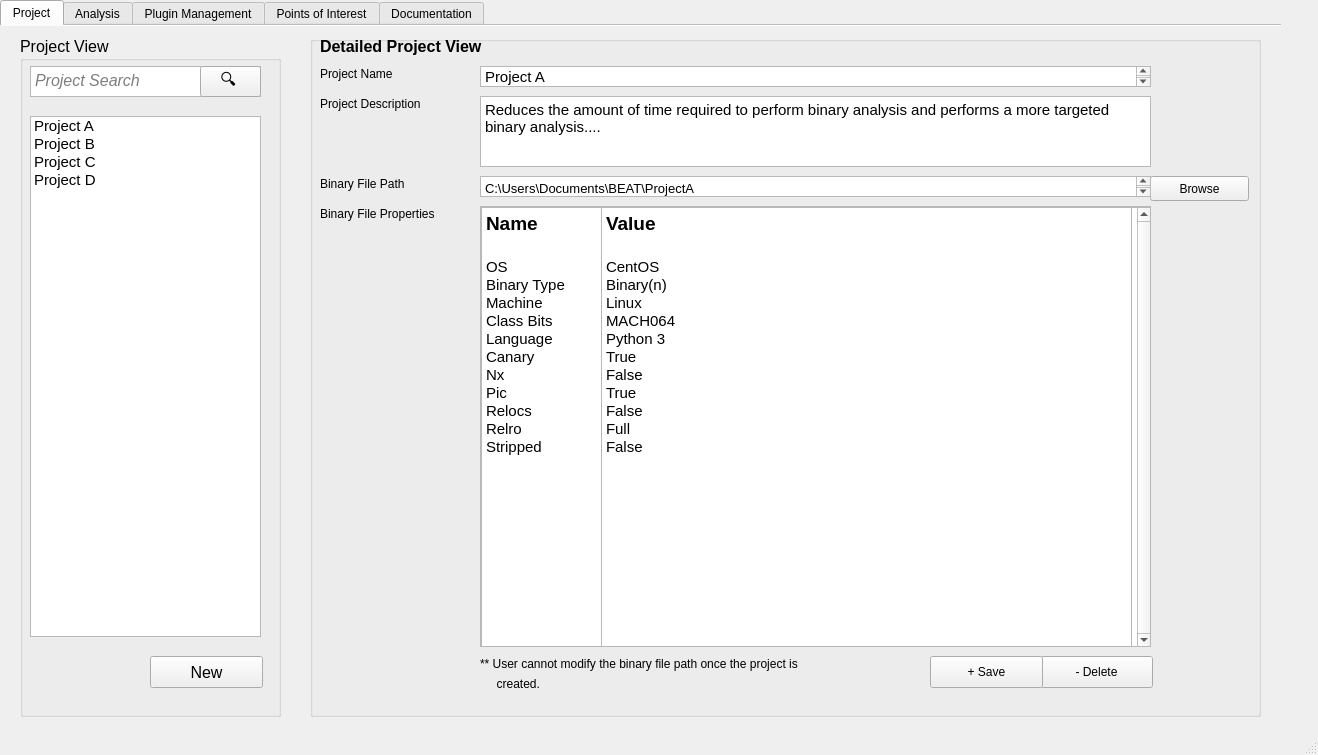
First picture: the form in main.ui, repository maurygrin/Software-Project-Team9, before the edit.
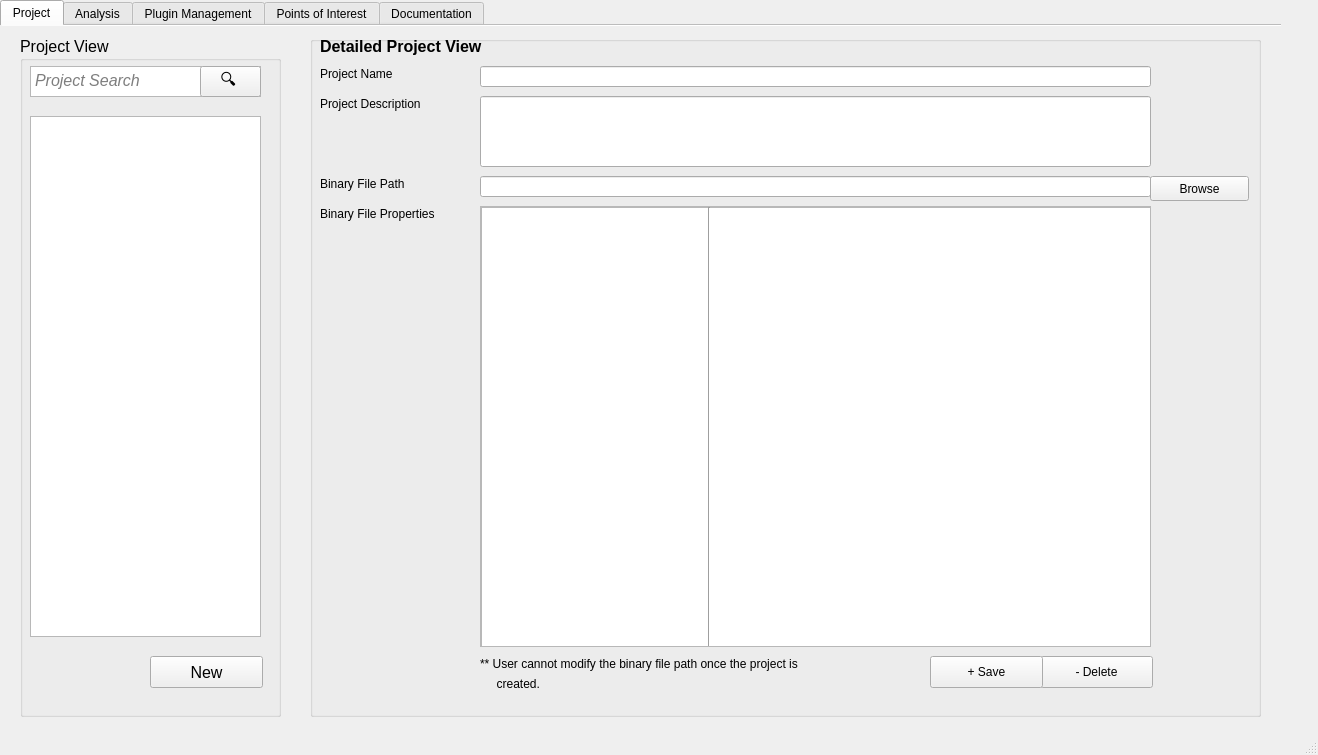
Second picture: the form after the edit. Icons and pictures are not drawn.

Diff of the .ui file:
```diff
--- a/main.ui
+++ b/main.ui
@@ -94,33 +94,6 @@
          <pointsize>11</pointsize>
         </font>
        </property>
-       <item>
-        <property name="text">
-         <string>Project A</string>
-        </property>
-        <property name="font">
-         <font>
-          <weight>50</weight>
-          <bold>false</bold>
-          <underline>false</underline>
-         </font>
-        </property>
-       </item>
-       <item>
-        <property name="text">
-         <string>Project B</string>
-        </property>
-       </item>
-       <item>
-        <property name="text">
-         <string>Project C</string>
-        </property>
-       </item>
-       <item>
-        <property name="text">
-         <string>Project D</string>
-        </property>
-       </item>
       </widget>
       <widget class="QTextEdit" name="poiSearch_4">
        <property name="geometry">
@@ -277,58 +250,7 @@
         <string>Browse</string>
        </property>
       </widget>
-      <widget class="QTextBrowser" name="textBrowser">
-       <property name="geometry">
-        <rect>
-         <x>170</x>
-         <y>140</y>
-         <width>671</width>
-         <height>21</height>
-        </rect>
-       </property>
-       <property name="html">
-        <string>&lt;!DOCTYPE HTML PUBLIC &quot;-//W3C//DTD HTML 4.0//EN&quot; &quot;http://www.w3.org/TR/REC-html40/strict.dtd&quot;&gt;
-&lt;html&gt;&lt;head&gt;&lt;meta name=&quot;qrichtext&quot; content=&quot;1&quot; /&gt;&lt;style type=&quot;text/css&quot;&gt;
-p, li { white-space: pre-wrap; }
-&lt;/style&gt;&lt;/head&gt;&lt;body style=&quot; font-family:'MS Shell Dlg 2'; font-size:8.25pt; font-weight:400; font-style:normal;&quot;&gt;
-&lt;p style=&quot; margin-top:0px; margin-bottom:0px; margin-left:0px; margin-right:0px; -qt-block-indent:0; text-indent:0px;&quot;&gt;&lt;span style=&quot; font-size:9.75pt;&quot;&gt;C:\Users\Documents\BEAT\ProjectA&lt;/span&gt;&lt;/p&gt;&lt;/body&gt;&lt;/html&gt;</string>
-       </property>
-      </widget>
-      <widget class="QTextBrowser" name="textBrowser_2">
-       <property name="geometry">
-        <rect>
-         <x>170</x>
-         <y>60</y>
-         <width>671</width>
-         <height>71</height>
-        </rect>
-       </property>
-       <property name="html">
-        <string>&lt;!DOCTYPE HTML PUBLIC &quot;-//W3C//DTD HTML 4.0//EN&quot; &quot;http://www.w3.org/TR/REC-html40/strict.dtd&quot;&gt;
-&lt;html&gt;&lt;head&gt;&lt;meta name=&quot;qrichtext&quot; content=&quot;1&quot; /&gt;&lt;style type=&quot;text/css&quot;&gt;
-p, li { white-space: pre-wrap; }
-&lt;/style&gt;&lt;/head&gt;&lt;body style=&quot; font-family:'MS Shell Dlg 2'; font-size:8.25pt; font-weight:400; font-style:normal;&quot;&gt;
-&lt;p style=&quot; margin-top:0px; margin-bottom:0px; margin-left:0px; margin-right:0px; -qt-block-indent:0; text-indent:0px;&quot;&gt;&lt;span style=&quot; font-size:11pt;&quot;&gt;Reduces the amount of time required to perform binary analysis and performs a more targeted binary analysis....&lt;/span&gt;&lt;/p&gt;&lt;/body&gt;&lt;/html&gt;</string>
-       </property>
-      </widget>
-      <widget class="QTextBrowser" name="textBrowser_3">
-       <property name="geometry">
-        <rect>
-         <x>170</x>
-         <y>30</y>
-         <width>671</width>
-         <height>21</height>
-        </rect>
-       </property>
-       <property name="html">
-        <string>&lt;!DOCTYPE HTML PUBLIC &quot;-//W3C//DTD HTML 4.0//EN&quot; &quot;http://www.w3.org/TR/REC-html40/strict.dtd&quot;&gt;
-&lt;html&gt;&lt;head&gt;&lt;meta name=&quot;qrichtext&quot; content=&quot;1&quot; /&gt;&lt;style type=&quot;text/css&quot;&gt;
-p, li { white-space: pre-wrap; }
-&lt;/style&gt;&lt;/head&gt;&lt;body style=&quot; font-family:'MS Shell Dlg 2'; font-size:8.25pt; font-weight:400; font-style:normal;&quot;&gt;
-&lt;p style=&quot; margin-top:0px; margin-bottom:0px; margin-left:0px; margin-right:0px; -qt-block-indent:0; text-indent:0px;&quot;&gt;&lt;span style=&quot; font-size:11pt;&quot;&gt;Project A&lt;/span&gt;&lt;/p&gt;&lt;/body&gt;&lt;/html&gt;</string>
-       </property>
-      </widget>
-      <widget class="QPushButton" name="pushButton_3">
+      <widget class="QPushButton" name="projectDeleteButton">
        <property name="geometry">
         <rect>
          <x>730</x>
@@ -384,10 +306,20 @@
           <bool>true</bool>
          </property>
         </widget>
-        <widget class="Line" name="line">
+        <widget class="QTextBrowser" name="fileProperties">
          <property name="geometry">
           <rect>
-           <x>110</x>
+           <x>0</x>
+           <y>0</y>
+           <width>671</width>
+           <height>441</height>
+          </rect>
+         </property>
+        </widget>
+        <widget class="Line" name="filePropertiesLine">
+         <property name="geometry">
+          <rect>
+           <x>220</x>
            <y>0</y>
            <width>16</width>
            <height>471</height>
@@ -397,64 +329,6 @@
           <enum>Qt::Vertical</enum>
          </property>
         </widget>
-        <widget class="QTextBrowser" name="textBrowser_10">
-         <property name="geometry">
-          <rect>
-           <x>0</x>
-           <y>0</y>
-           <width>121</width>
-           <height>441</height>
-          </rect>
-         </property>
-         <property name="html">
-          <string>&lt;!DOCTYPE HTML PUBLIC &quot;-//W3C//DTD HTML 4.0//EN&quot; &quot;http://www.w3.org/TR/REC-html40/strict.dtd&quot;&gt;
-&lt;html&gt;&lt;head&gt;&lt;meta name=&quot;qrichtext&quot; content=&quot;1&quot; /&gt;&lt;style type=&quot;text/css&quot;&gt;
-p, li { white-space: pre-wrap; }
-&lt;/style&gt;&lt;/head&gt;&lt;body style=&quot; font-family:'MS Shell Dlg 2'; font-size:8.25pt; font-weight:400; font-style:normal;&quot;&gt;
-&lt;p style=&quot; margin-top:0px; margin-bottom:0px; margin-left:0px; margin-right:0px; -qt-block-indent:0; text-indent:0px;&quot;&gt;&lt;span style=&quot; font-size:14pt; font-weight:600;&quot;&gt;Name&lt;/span&gt;&lt;/p&gt;
-&lt;p style=&quot;-qt-paragraph-type:empty; margin-top:0px; margin-bottom:0px; margin-left:0px; margin-right:0px; -qt-block-indent:0; text-indent:0px; font-size:14pt; font-weight:600;&quot;&gt;&lt;br /&gt;&lt;/p&gt;
-&lt;p style=&quot; margin-top:0px; margin-bottom:0px; margin-left:0px; margin-right:0px; -qt-block-indent:0; text-indent:0px;&quot;&gt;&lt;span style=&quot; font-size:11pt;&quot;&gt;OS&lt;/span&gt;&lt;/p&gt;
-&lt;p style=&quot; margin-top:0px; margin-bottom:0px; margin-left:0px; margin-right:0px; -qt-block-indent:0; text-indent:0px;&quot;&gt;&lt;span style=&quot; font-size:11pt;&quot;&gt;Binary Type&lt;/span&gt;&lt;/p&gt;
-&lt;p style=&quot; margin-top:0px; margin-bottom:0px; margin-left:0px; margin-right:0px; -qt-block-indent:0; text-indent:0px;&quot;&gt;&lt;span style=&quot; font-size:11pt;&quot;&gt;Machine&lt;/span&gt;&lt;/p&gt;
-&lt;p style=&quot; margin-top:0px; margin-bottom:0px; margin-left:0px; margin-right:0px; -qt-block-indent:0; text-indent:0px;&quot;&gt;&lt;span style=&quot; font-size:11pt;&quot;&gt;Class Bits&lt;/span&gt;&lt;/p&gt;
-&lt;p style=&quot; margin-top:0px; margin-bottom:0px; margin-left:0px; margin-right:0px; -qt-block-indent:0; text-indent:0px;&quot;&gt;&lt;span style=&quot; font-size:11pt;&quot;&gt;Language&lt;/span&gt;&lt;/p&gt;
-&lt;p style=&quot; margin-top:0px; margin-bottom:0px; margin-left:0px; margin-right:0px; -qt-block-indent:0; text-indent:0px;&quot;&gt;&lt;span style=&quot; font-size:11pt;&quot;&gt;Canary&lt;/span&gt;&lt;/p&gt;
-&lt;p style=&quot; margin-top:0px; margin-bottom:0px; margin-left:0px; margin-right:0px; -qt-block-indent:0; text-indent:0px;&quot;&gt;&lt;span style=&quot; font-size:11pt;&quot;&gt;Nx&lt;/span&gt;&lt;/p&gt;
-&lt;p style=&quot; margin-top:0px; margin-bottom:0px; margin-left:0px; margin-right:0px; -qt-block-indent:0; text-indent:0px;&quot;&gt;&lt;span style=&quot; font-size:11pt;&quot;&gt;Pic&lt;/span&gt;&lt;/p&gt;
-&lt;p style=&quot; margin-top:0px; margin-bottom:0px; margin-left:0px; margin-right:0px; -qt-block-indent:0; text-indent:0px;&quot;&gt;&lt;span style=&quot; font-size:11pt;&quot;&gt;Relocs&lt;/span&gt;&lt;/p&gt;
-&lt;p style=&quot; margin-top:0px; margin-bottom:0px; margin-left:0px; margin-right:0px; -qt-block-indent:0; text-indent:0px;&quot;&gt;&lt;span style=&quot; font-size:11pt;&quot;&gt;Relro&lt;/span&gt;&lt;/p&gt;
-&lt;p style=&quot; margin-top:0px; margin-bottom:0px; margin-left:0px; margin-right:0px; -qt-block-indent:0; text-indent:0px;&quot;&gt;&lt;span style=&quot; font-size:11pt;&quot;&gt;Stripped&lt;/span&gt;&lt;/p&gt;&lt;/body&gt;&lt;/html&gt;</string>
-         </property>
-        </widget>
-        <widget class="QTextBrowser" name="textBrowser_11">
-         <property name="geometry">
-          <rect>
-           <x>120</x>
-           <y>0</y>
-           <width>531</width>
-           <height>441</height>
-          </rect>
-         </property>
-         <property name="html">
-          <string>&lt;!DOCTYPE HTML PUBLIC &quot;-//W3C//DTD HTML 4.0//EN&quot; &quot;http://www.w3.org/TR/REC-html40/strict.dtd&quot;&gt;
-&lt;html&gt;&lt;head&gt;&lt;meta name=&quot;qrichtext&quot; content=&quot;1&quot; /&gt;&lt;style type=&quot;text/css&quot;&gt;
-p, li { white-space: pre-wrap; }
-&lt;/style&gt;&lt;/head&gt;&lt;body style=&quot; font-family:'MS Shell Dlg 2'; font-size:8.25pt; font-weight:400; font-style:normal;&quot;&gt;
-&lt;p style=&quot; margin-top:0px; margin-bottom:0px; margin-left:0px; margin-right:0px; -qt-block-indent:0; text-indent:0px;&quot;&gt;&lt;span style=&quot; font-size:14pt; font-weight:600;&quot;&gt;Value&lt;/span&gt;&lt;/p&gt;
-&lt;p style=&quot;-qt-paragraph-type:empty; margin-top:0px; margin-bottom:0px; margin-left:0px; margin-right:0px; -qt-block-indent:0; text-indent:0px; font-size:14pt; font-weight:600;&quot;&gt;&lt;br /&gt;&lt;/p&gt;
-&lt;p style=&quot; margin-top:0px; margin-bottom:0px; margin-left:0px; margin-right:0px; -qt-block-indent:0; text-indent:0px;&quot;&gt;&lt;span style=&quot; font-size:11pt;&quot;&gt;CentOS&lt;/span&gt;&lt;/p&gt;
-&lt;p style=&quot; margin-top:0px; margin-bottom:0px; margin-left:0px; margin-right:0px; -qt-block-indent:0; text-indent:0px;&quot;&gt;&lt;span style=&quot; font-size:11pt;&quot;&gt;Binary(n)&lt;/span&gt;&lt;/p&gt;
-&lt;p style=&quot; margin-top:0px; margin-bottom:0px; margin-left:0px; margin-right:0px; -qt-block-indent:0; text-indent:0px;&quot;&gt;&lt;span style=&quot; font-size:11pt;&quot;&gt;Linux&lt;/span&gt;&lt;/p&gt;
-&lt;p style=&quot; margin-top:0px; margin-bottom:0px; margin-left:0px; margin-right:0px; -qt-block-indent:0; text-indent:0px;&quot;&gt;&lt;span style=&quot; font-size:11pt;&quot;&gt;MACH064&lt;/span&gt;&lt;/p&gt;
-&lt;p style=&quot; margin-top:0px; margin-bottom:0px; margin-left:0px; margin-right:0px; -qt-block-indent:0; text-indent:0px;&quot;&gt;&lt;span style=&quot; font-size:11pt;&quot;&gt;Python 3&lt;/span&gt;&lt;/p&gt;
-&lt;p style=&quot; margin-top:0px; margin-bottom:0px; margin-left:0px; margin-right:0px; -qt-block-indent:0; text-indent:0px;&quot;&gt;&lt;span style=&quot; font-size:11pt;&quot;&gt;True&lt;/span&gt;&lt;/p&gt;
-&lt;p style=&quot; margin-top:0px; margin-bottom:0px; margin-left:0px; margin-right:0px; -qt-block-indent:0; text-indent:0px;&quot;&gt;&lt;span style=&quot; font-size:11pt;&quot;&gt;False&lt;/span&gt;&lt;/p&gt;
-&lt;p style=&quot; margin-top:0px; margin-bottom:0px; margin-left:0px; margin-right:0px; -qt-block-indent:0; text-indent:0px;&quot;&gt;&lt;span style=&quot; font-size:11pt;&quot;&gt;True&lt;/span&gt;&lt;/p&gt;
-&lt;p style=&quot; margin-top:0px; margin-bottom:0px; margin-left:0px; margin-right:0px; -qt-block-indent:0; text-indent:0px;&quot;&gt;&lt;span style=&quot; font-size:11pt;&quot;&gt;False&lt;/span&gt;&lt;/p&gt;
-&lt;p style=&quot; margin-top:0px; margin-bottom:0px; margin-left:0px; margin-right:0px; -qt-block-indent:0; text-indent:0px;&quot;&gt;&lt;span style=&quot; font-size:11pt;&quot;&gt;Full&lt;/span&gt;&lt;/p&gt;
-&lt;p style=&quot; margin-top:0px; margin-bottom:0px; margin-left:0px; margin-right:0px; -qt-block-indent:0; text-indent:0px;&quot;&gt;&lt;span style=&quot; font-size:11pt;&quot;&gt;False&lt;/span&gt;&lt;/p&gt;&lt;/body&gt;&lt;/html&gt;</string>
-         </property>
-        </widget>
        </widget>
       </widget>
       <widget class="QPushButton" name="pushButton_19">
@@ -503,6 +377,36 @@
         <string>     created.</string>
        </property>
       </widget>
+      <widget class="QLineEdit" name="projectNameField">
+       <property name="geometry">
+        <rect>
+         <x>170</x>
+         <y>30</y>
+         <width>671</width>
+         <height>21</height>
+        </rect>
+       </property>
+      </widget>
+      <widget class="QLineEdit" name="projectDescriptionField">
+       <property name="geometry">
+        <rect>
+         <x>170</x>
+         <y>60</y>
+         <width>671</width>
+         <height>71</height>
+        </rect>
+       </property>
+      </widget>
+      <widget class="QLineEdit" name="binaryFilePathField">
+       <property name="geometry">
+        <rect>
+         <x>170</x>
+         <y>140</y>
+         <width>671</width>
+         <height>21</height>
+        </rect>
+       </property>
+      </widget>
      </widget>
     </widget>
     <widget class="QWidget" name="tab_2">
```
Left out of the diff: 657 changed lines with no effect on the pictures.
